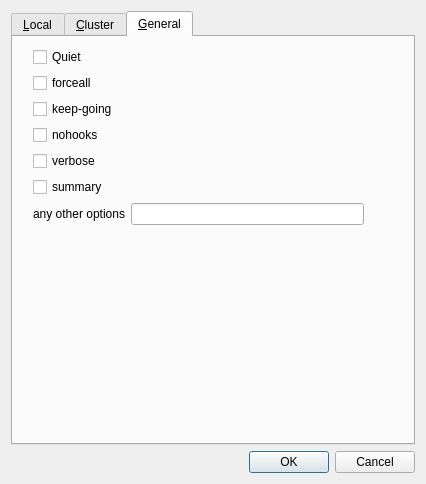
Before: the Qt Designer form sequana/gui/snakemake.ui in vladsaveliev/sequana, drawn with Qt 5.
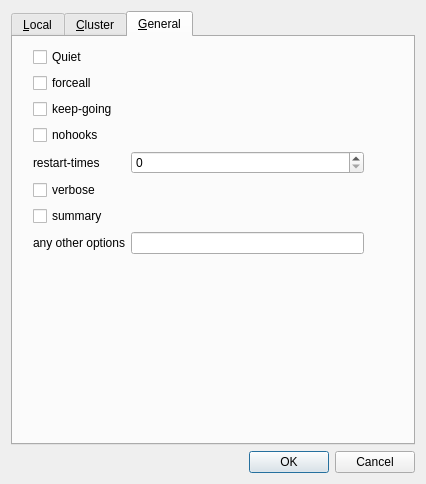
After: the same form once the commit is applied. The open tabs and pages were chosen to show the change.

Commit message: Add restart_times  in the options.

Patch:
```diff
--- a/sequana/gui/snakemake.ui
+++ b/sequana/gui/snakemake.ui
@@ -37,7 +37,7 @@
         <string>&lt;html&gt;&lt;head/&gt;&lt;body&gt;&lt;p&gt;Snakemake parameters (those used by the snakemake command)&lt;/p&gt;&lt;/body&gt;&lt;/html&gt;</string>
        </property>
        <property name="currentIndex">
-        <number>1</number>
+        <number>2</number>
        </property>
        <widget class="QWidget" name="tab_local">
         <attribute name="title">
@@ -234,20 +234,10 @@
            <x>20</x>
            <y>10</y>
            <width>331</width>
-           <height>192</height>
+           <height>247</height>
           </rect>
          </property>
          <layout class="QFormLayout" name="layout_general">
-          <item row="2" column="0">
-           <widget class="QCheckBox" name="snakemake_options_general_forceall_value">
-            <property name="toolTip">
-             <string>&lt;html&gt;&lt;head/&gt;&lt;body&gt;&lt;p&gt;Force the execution of the selected (or the first) rule and all rules it is dependent on regardless of already created output.&lt;/p&gt;&lt;p&gt;&lt;br/&gt;&lt;/p&gt;&lt;/body&gt;&lt;/html&gt;</string>
-            </property>
-            <property name="text">
-             <string>forceall</string>
-            </property>
-           </widget>
-          </item>
           <item row="1" column="0">
            <widget class="QCheckBox" name="snakemake_options_general_quiet_value">
             <property name="toolTip">
@@ -258,6 +248,26 @@
             </property>
            </widget>
           </item>
+          <item row="2" column="0">
+           <widget class="QCheckBox" name="snakemake_options_general_forceall_value">
+            <property name="toolTip">
+             <string>&lt;html&gt;&lt;head/&gt;&lt;body&gt;&lt;p&gt;Force the execution of the selected (or the first) rule and all rules it is dependent on regardless of already created output.&lt;/p&gt;&lt;p&gt;&lt;br/&gt;&lt;/p&gt;&lt;/body&gt;&lt;/html&gt;</string>
+            </property>
+            <property name="text">
+             <string>forceall</string>
+            </property>
+           </widget>
+          </item>
+          <item row="3" column="0">
+           <widget class="QCheckBox" name="snakemake_options_general_keep__going_value">
+            <property name="toolTip">
+             <string>&lt;html&gt;&lt;head/&gt;&lt;body&gt;&lt;p&gt;Go on with independent jobs if a job fails.&lt;/p&gt;&lt;/body&gt;&lt;/html&gt;</string>
+            </property>
+            <property name="text">
+             <string>keep-going</string>
+            </property>
+           </widget>
+          </item>
           <item row="4" column="0">
            <widget class="QCheckBox" name="snakemake_options_general_no__hooks_value">
             <property name="toolTip">
@@ -268,33 +278,17 @@
             </property>
            </widget>
           </item>
-          <item row="8" column="1">
-           <spacer name="spacer">
-            <property name="orientation">
-             <enum>Qt::Vertical</enum>
-            </property>
-            <property name="sizeHint" stdset="0">
-             <size>
-              <width>20</width>
-              <height>40</height>
-             </size>
-            </property>
-           </spacer>
-          </item>
-          <item row="7" column="1">
-           <widget class="QLineEdit" name="snakemake_options_general_custom"/>
-          </item>
-          <item row="7" column="0">
-           <widget class="QLabel" name="label">
-            <property name="toolTip">
-             <string>&lt;html&gt;&lt;head/&gt;&lt;body&gt;&lt;p&gt;Add any other valid snakemake options here&lt;/p&gt;&lt;/body&gt;&lt;/html&gt;</string>
-            </property>
-            <property name="text">
-             <string>any other options</string>
-            </property>
-           </widget>
-          </item>
           <item row="5" column="0">
+           <widget class="QLabel" name="label_restart__times">
+            <property name="text">
+             <string>restart-times</string>
+            </property>
+           </widget>
+          </item>
+          <item row="5" column="1">
+           <widget class="QSpinBox" name="snakemake_options_general_restart__times_value"/>
+          </item>
+          <item row="6" column="0">
            <widget class="QCheckBox" name="snakemake_options_general_verbose_value">
             <property name="toolTip">
              <string>&lt;html&gt;&lt;head/&gt;&lt;body&gt;&lt;p&gt; Print debugging output.&lt;/p&gt;&lt;p&gt;&lt;br/&gt;&lt;/p&gt;&lt;/body&gt;&lt;/html&gt;</string>
@@ -304,7 +298,7 @@
             </property>
            </widget>
           </item>
-          <item row="6" column="0">
+          <item row="7" column="0">
            <widget class="QCheckBox" name="snakemake_options_general_summary_value">
             <property name="toolTip">
              <string>&lt;html&gt;&lt;head/&gt;&lt;body&gt;&lt;p&gt;Print a summary of all files created by the workflow.&lt;/p&gt;&lt;p&gt;The has the following columns: filename, modification time, rule version, status, plan. Thereby rule version contains the versionthe file was created with (see the version keyword of rules), and status denotes whether the file is missing, its input files are newer or if version or implementation of the rule changed since file creation. Finally the last column denotes whether the file will be updated or created during the next workflow execution.&lt;/p&gt;&lt;p&gt;&lt;br/&gt;&lt;/p&gt;&lt;/body&gt;&lt;/html&gt;</string>
@@ -314,16 +308,32 @@
             </property>
            </widget>
           </item>
-          <item row="3" column="0">
-           <widget class="QCheckBox" name="snakemake_options_general_keep__going_value">
+          <item row="8" column="0">
+           <widget class="QLabel" name="label">
             <property name="toolTip">
-             <string>&lt;html&gt;&lt;head/&gt;&lt;body&gt;&lt;p&gt;Go on with independent jobs if a job fails.&lt;/p&gt;&lt;/body&gt;&lt;/html&gt;</string>
+             <string>&lt;html&gt;&lt;head/&gt;&lt;body&gt;&lt;p&gt;Add any other valid snakemake options here&lt;/p&gt;&lt;/body&gt;&lt;/html&gt;</string>
             </property>
             <property name="text">
-             <string>keep-going</string>
+             <string>any other options</string>
             </property>
            </widget>
           </item>
+          <item row="8" column="1">
+           <widget class="QLineEdit" name="snakemake_options_general_custom"/>
+          </item>
+          <item row="9" column="1">
+           <spacer name="spacer">
+            <property name="orientation">
+             <enum>Qt::Vertical</enum>
+            </property>
+            <property name="sizeHint" stdset="0">
+             <size>
+              <width>20</width>
+              <height>40</height>
+             </size>
+            </property>
+           </spacer>
+          </item>
          </layout>
         </widget>
        </widget>
```
The commit also changes 5 other files.
